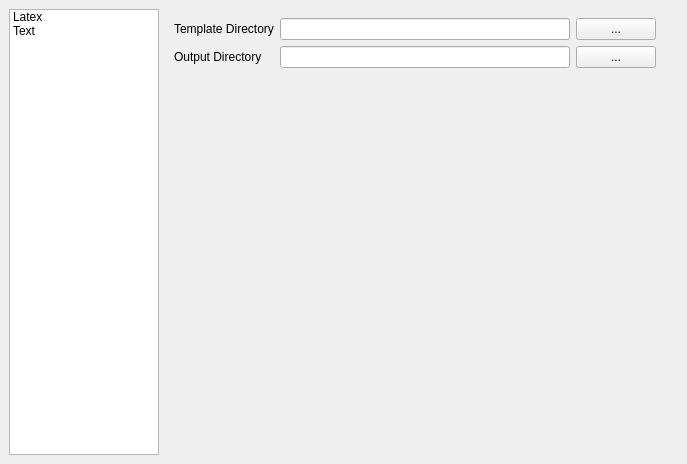
This is Designer/settings.ui in KhaleelKhan/coverletter-creator as Qt 5 draws it before an edit. The edited form follows.
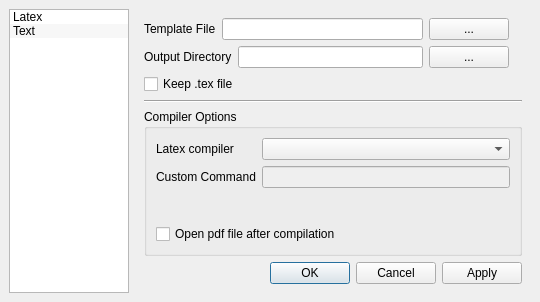
This is the edited form. The open tabs and pages were chosen to show the change. Icons and pictures are not drawn.

Commit message: Implemented settings with seperate ui

The edit to the form file:
```diff
--- a/Designer/settings.ui
+++ b/Designer/settings.ui
@@ -6,8 +6,8 @@
    <rect>
     <x>0</x>
     <y>0</y>
-    <width>687</width>
-    <height>464</height>
+    <width>540</width>
+    <height>302</height>
    </rect>
   </property>
   <property name="sizePolicy">
@@ -22,42 +22,55 @@
   <widget class="QWidget" name="centralwidget">
    <layout class="QHBoxLayout" name="horizontalLayout">
     <item>
-     <widget class="QListWidget" name="setting_list">
-      <property name="sizePolicy">
-       <sizepolicy hsizetype="Maximum" vsizetype="Expanding">
-        <horstretch>0</horstretch>
-        <verstretch>0</verstretch>
-       </sizepolicy>
-      </property>
-      <property name="maximumSize">
-       <size>
-        <width>150</width>
-        <height>16777215</height>
-       </size>
-      </property>
-      <property name="showDropIndicator" stdset="0">
-       <bool>false</bool>
-      </property>
-      <property name="defaultDropAction">
-       <enum>Qt::IgnoreAction</enum>
-      </property>
+     <layout class="QVBoxLayout" name="verticalLayout_4">
       <item>
-       <property name="text">
-        <string>Latex</string>
-       </property>
-       <property name="flags">
-        <set>ItemIsSelectable|ItemIsUserCheckable|ItemIsEnabled</set>
-       </property>
+       <widget class="QListWidget" name="setting_list">
+        <property name="sizePolicy">
+         <sizepolicy hsizetype="Maximum" vsizetype="Expanding">
+          <horstretch>0</horstretch>
+          <verstretch>0</verstretch>
+         </sizepolicy>
+        </property>
+        <property name="maximumSize">
+         <size>
+          <width>120</width>
+          <height>16777215</height>
+         </size>
+        </property>
+        <property name="lineWidth">
+         <number>1</number>
+        </property>
+        <property name="editTriggers">
+         <set>QAbstractItemView::NoEditTriggers</set>
+        </property>
+        <property name="showDropIndicator" stdset="0">
+         <bool>false</bool>
+        </property>
+        <property name="defaultDropAction">
+         <enum>Qt::IgnoreAction</enum>
+        </property>
+        <property name="alternatingRowColors">
+         <bool>true</bool>
+        </property>
+        <item>
+         <property name="text">
+          <string>Latex</string>
+         </property>
+         <property name="flags">
+          <set>ItemIsSelectable|ItemIsUserCheckable|ItemIsEnabled</set>
+         </property>
+        </item>
+        <item>
+         <property name="text">
+          <string>Text</string>
+         </property>
+         <property name="flags">
+          <set>ItemIsSelectable|ItemIsUserCheckable|ItemIsEnabled</set>
+         </property>
+        </item>
+       </widget>
       </item>
-      <item>
-       <property name="text">
-        <string>Text</string>
-       </property>
-       <property name="flags">
-        <set>ItemIsSelectable|ItemIsUserCheckable|ItemIsEnabled</set>
-       </property>
-      </item>
-     </widget>
+     </layout>
     </item>
     <item>
      <widget class="QStackedWidget" name="mainWidget">
@@ -71,9 +84,272 @@
        <number>0</number>
       </property>
       <widget class="QWidget" name="Latex_settings">
-       <layout class="QGridLayout" name="gridLayout">
-        <item row="2" column="1">
-         <spacer name="verticalSpacer">
+       <layout class="QVBoxLayout" name="verticalLayout">
+        <item>
+         <layout class="QHBoxLayout" name="horizontalLayout_2">
+          <item>
+           <widget class="QLabel" name="label">
+            <property name="text">
+             <string>Template File</string>
+            </property>
+           </widget>
+          </item>
+          <item>
+           <widget class="QLineEdit" name="le_latex_tempate"/>
+          </item>
+          <item alignment="Qt::AlignRight">
+           <widget class="QPushButton" name="pb_browse_latex_tempate">
+            <property name="text">
+             <string>...</string>
+            </property>
+           </widget>
+          </item>
+          <item>
+           <widget class="QLabel" name="icon_latex_template">
+            <property name="maximumSize">
+             <size>
+              <width>16</width>
+              <height>16</height>
+             </size>
+            </property>
+            <property name="toolTip">
+             <string/>
+            </property>
+            <property name="statusTip">
+             <string/>
+            </property>
+            <property name="whatsThis">
+             <string>Folder does not exist</string>
+            </property>
+            <property name="text">
+             <string/>
+            </property>
+            <property name="pixmap">
+             <pixmap resource="CoverletterCreator.ui.resources.qrc">:/icons/notokay.png</pixmap>
+            </property>
+            <property name="scaledContents">
+             <bool>true</bool>
+            </property>
+           </widget>
+          </item>
+         </layout>
+        </item>
+        <item>
+         <layout class="QHBoxLayout" name="horizontalLayout_3">
+          <item>
+           <widget class="QLabel" name="label_2">
+            <property name="text">
+             <string>Output Directory</string>
+            </property>
+           </widget>
+          </item>
+          <item>
+           <widget class="QLineEdit" name="le_latex_out_dir"/>
+          </item>
+          <item alignment="Qt::AlignRight">
+           <widget class="QPushButton" name="pb_browse_latex_dir">
+            <property name="text">
+             <string>...</string>
+            </property>
+           </widget>
+          </item>
+          <item>
+           <widget class="QLabel" name="icon_latex_output">
+            <property name="maximumSize">
+             <size>
+              <width>16</width>
+              <height>16</height>
+             </size>
+            </property>
+            <property name="whatsThis">
+             <string>Folder does not exist</string>
+            </property>
+            <property name="text">
+             <string/>
+            </property>
+            <property name="pixmap">
+             <pixmap resource="CoverletterCreator.ui.resources.qrc">:/icons/notokay.png</pixmap>
+            </property>
+            <property name="scaledContents">
+             <bool>true</bool>
+            </property>
+           </widget>
+          </item>
+         </layout>
+        </item>
+        <item>
+         <widget class="QCheckBox" name="cb_keep_tex">
+          <property name="text">
+           <string>Keep .tex file</string>
+          </property>
+         </widget>
+        </item>
+        <item>
+         <widget class="Line" name="line">
+          <property name="orientation">
+           <enum>Qt::Horizontal</enum>
+          </property>
+         </widget>
+        </item>
+        <item>
+         <widget class="QGroupBox" name="groupBox">
+          <property name="title">
+           <string>Compiler Options</string>
+          </property>
+          <layout class="QVBoxLayout" name="verticalLayout_2">
+           <item>
+            <layout class="QFormLayout" name="formLayout">
+             <item row="0" column="0">
+              <widget class="QLabel" name="label_5">
+               <property name="text">
+                <string>Latex compiler</string>
+               </property>
+              </widget>
+             </item>
+             <item row="0" column="1">
+              <widget class="QComboBox" name="combo_latex_compiler"/>
+             </item>
+             <item row="1" column="0">
+              <widget class="QLabel" name="label_6">
+               <property name="text">
+                <string>Custom Command</string>
+               </property>
+              </widget>
+             </item>
+             <item row="1" column="1">
+              <widget class="QLineEdit" name="le_custom_latex">
+               <property name="enabled">
+                <bool>false</bool>
+               </property>
+               <property name="clearButtonEnabled">
+                <bool>false</bool>
+               </property>
+              </widget>
+             </item>
+            </layout>
+           </item>
+           <item>
+            <widget class="QCheckBox" name="cb_open_pdf_after">
+             <property name="text">
+              <string>Open pdf file after compilation</string>
+             </property>
+            </widget>
+           </item>
+          </layout>
+         </widget>
+        </item>
+        <item>
+         <widget class="QDialogButtonBox" name="latex_buttonBox">
+          <property name="standardButtons">
+           <set>QDialogButtonBox::Apply|QDialogButtonBox::Cancel|QDialogButtonBox::Ok</set>
+          </property>
+         </widget>
+        </item>
+       </layout>
+      </widget>
+      <widget class="QWidget" name="Text_settings">
+       <layout class="QVBoxLayout" name="verticalLayout_3">
+        <item>
+         <layout class="QHBoxLayout" name="horizontalLayout_5">
+          <item>
+           <widget class="QLabel" name="label_9">
+            <property name="text">
+             <string>Template File</string>
+            </property>
+           </widget>
+          </item>
+          <item>
+           <widget class="QLineEdit" name="le_text_template"/>
+          </item>
+          <item alignment="Qt::AlignRight">
+           <widget class="QPushButton" name="pb_browse_text_template">
+            <property name="text">
+             <string>...</string>
+            </property>
+           </widget>
+          </item>
+          <item>
+           <widget class="QLabel" name="icon_text_template">
+            <property name="maximumSize">
+             <size>
+              <width>16</width>
+              <height>16</height>
+             </size>
+            </property>
+            <property name="toolTip">
+             <string/>
+            </property>
+            <property name="statusTip">
+             <string/>
+            </property>
+            <property name="whatsThis">
+             <string>Folder does not exist</string>
+            </property>
+            <property name="text">
+             <string/>
+            </property>
+            <property name="pixmap">
+             <pixmap resource="CoverletterCreator.ui.resources.qrc">:/icons/notokay.png</pixmap>
+            </property>
+            <property name="scaledContents">
+             <bool>true</bool>
+            </property>
+           </widget>
+          </item>
+         </layout>
+        </item>
+        <item>
+         <layout class="QHBoxLayout" name="horizontalLayout_4">
+          <item>
+           <widget class="QLabel" name="label_7">
+            <property name="text">
+             <string>Output Directory</string>
+            </property>
+           </widget>
+          </item>
+          <item>
+           <widget class="QLineEdit" name="le_text_out_dir"/>
+          </item>
+          <item alignment="Qt::AlignRight">
+           <widget class="QPushButton" name="pb_browse_text_dir">
+            <property name="text">
+             <string>...</string>
+            </property>
+           </widget>
+          </item>
+          <item>
+           <widget class="QLabel" name="icon_text_output">
+            <property name="maximumSize">
+             <size>
+              <width>16</width>
+              <height>16</height>
+             </size>
+            </property>
+            <property name="whatsThis">
+             <string>Folder does not exist</string>
+            </property>
+            <property name="text">
+             <string/>
+            </property>
+            <property name="pixmap">
+             <pixmap resource="CoverletterCreator.ui.resources.qrc">:/icons/notokay.png</pixmap>
+            </property>
+            <property name="scaledContents">
+             <bool>true</bool>
+            </property>
+           </widget>
+          </item>
+         </layout>
+        </item>
+        <item>
+         <widget class="QCheckBox" name="cb_open_text_after">
+          <property name="text">
+           <string>Open text file after compiling</string>
+          </property>
+         </widget>
+        </item>
+        <item>
+         <spacer name="verticalSpacer_2">
           <property name="orientation">
            <enum>Qt::Vertical</enum>
           </property>
@@ -85,87 +361,10 @@
           </property>
          </spacer>
         </item>
-        <item row="1" column="1">
-         <widget class="QLineEdit" name="lineEdit_2"/>
-        </item>
-        <item row="1" column="2">
-         <widget class="QPushButton" name="pushButton_2">
-          <property name="text">
-           <string>...</string>
-          </property>
-         </widget>
-        </item>
-        <item row="0" column="2">
-         <widget class="QPushButton" name="pushButton">
-          <property name="text">
-           <string>...</string>
-          </property>
-         </widget>
-        </item>
-        <item row="0" column="1">
-         <widget class="QLineEdit" name="lineEdit"/>
-        </item>
-        <item row="1" column="0">
-         <widget class="QLabel" name="label_2">
-          <property name="text">
-           <string>Output Directory</string>
-          </property>
-         </widget>
-        </item>
-        <item row="0" column="0">
-         <widget class="QLabel" name="label">
-          <property name="text">
-           <string>Template Directory</string>
-          </property>
-         </widget>
-        </item>
-        <item row="0" column="3">
-         <widget class="QLabel" name="label_3">
-          <property name="maximumSize">
-           <size>
-            <width>16</width>
-            <height>16</height>
-           </size>
-          </property>
-          <property name="toolTip">
-           <string/>
-          </property>
-          <property name="statusTip">
-           <string/>
-          </property>
-          <property name="whatsThis">
-           <string>Folder does not exist</string>
-          </property>
-          <property name="text">
-           <string/>
-          </property>
-          <property name="pixmap">
-           <pixmap resource="../CoverletterCreator/ui/resources.qrc">:/icons/icons8-delete-16.png</pixmap>
-          </property>
-          <property name="scaledContents">
-           <bool>true</bool>
-          </property>
-         </widget>
-        </item>
-        <item row="1" column="3">
-         <widget class="QLabel" name="label_4">
-          <property name="maximumSize">
-           <size>
-            <width>16</width>
-            <height>16</height>
-           </size>
-          </property>
-          <property name="whatsThis">
-           <string>Folder does not exist</string>
-          </property>
-          <property name="text">
-           <string/>
-          </property>
-          <property name="pixmap">
-           <pixmap resource="../CoverletterCreator/ui/resources.qrc">:/icons/icons8-delete-16.png</pixmap>
-          </property>
-          <property name="scaledContents">
-           <bool>true</bool>
+        <item>
+         <widget class="QDialogButtonBox" name="text_buttonBox">
+          <property name="standardButtons">
+           <set>QDialogButtonBox::Apply|QDialogButtonBox::Cancel|QDialogButtonBox::Ok</set>
           </property>
          </widget>
         </item>
```
Left out of the diff: 9 changed lines with no effect on the pictures. The commit also changes 8 other files.
